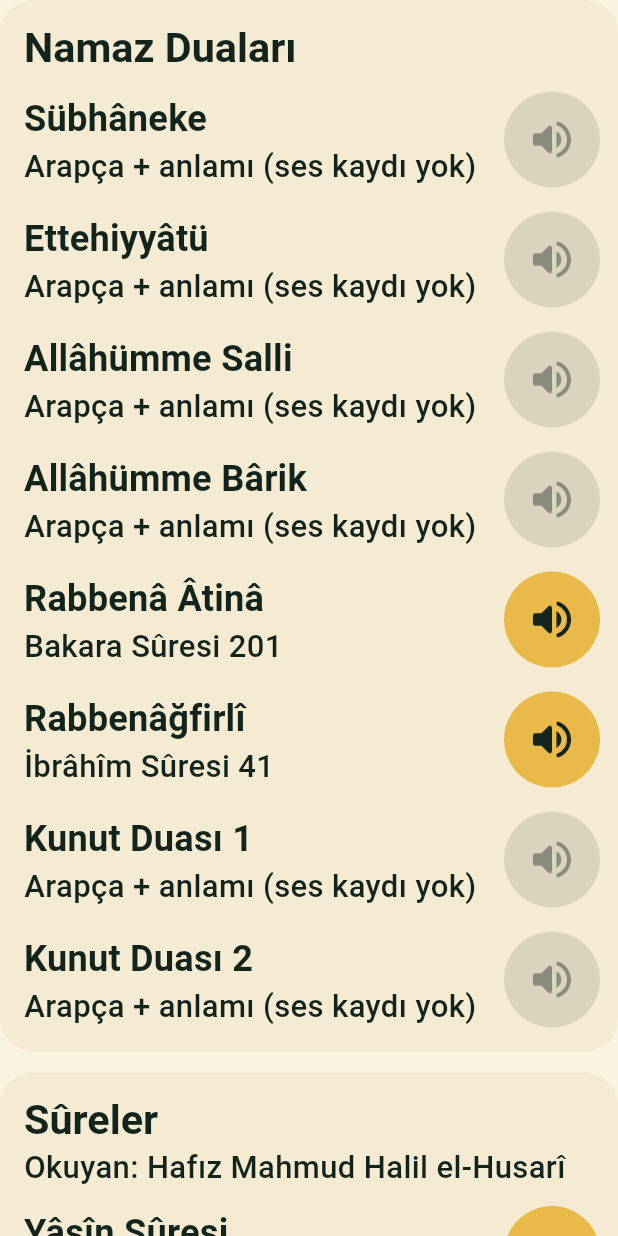
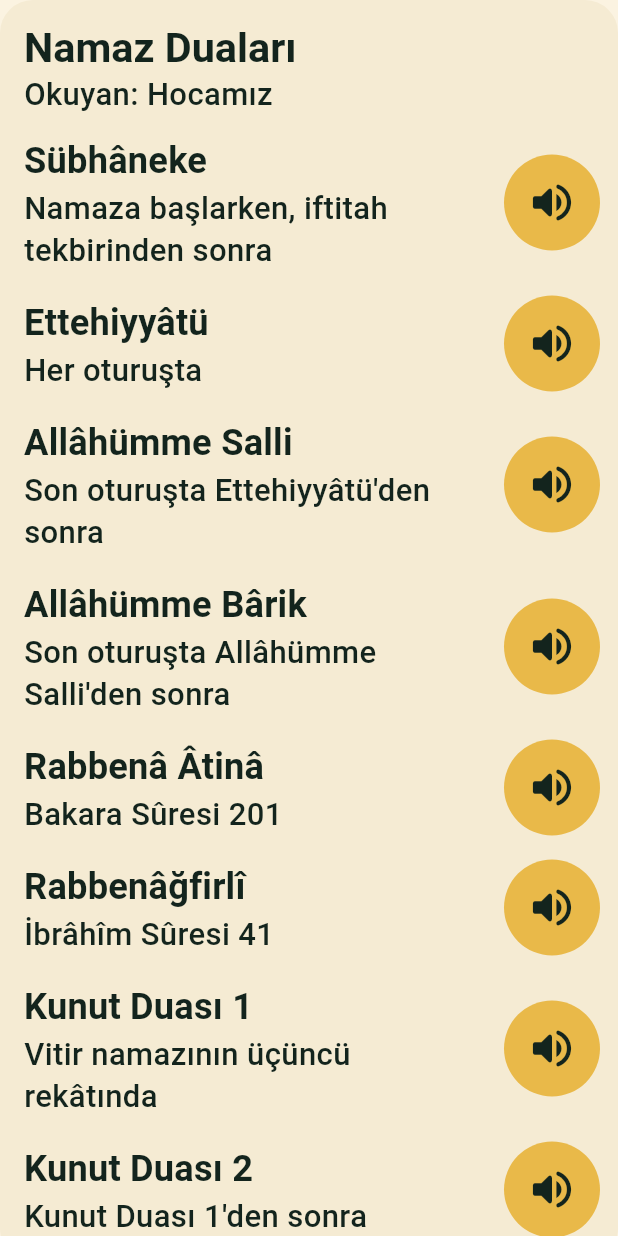
Before and after one commit to aliyuksekal/Apkderle, a Flutter app: the DuaSection widget shown alone on an empty page, opened directly, on a phone screen of 412 x 824 dp. Run offline on Flutter 3.47's test engine with Material 3 defaults, Android fonts, the phone set to English and light mode, and no system bars; our stand-ins replace flutter_local_notifications, geolocator, google_mobile_ads, in_app_purchase, shared_preferences, timezone; accounts and stored records are empty.

Commit message:
Namaz duaları hocamızın sesiyle (tekbirler çıkarıldı)
Co-Authored-By: Claude Opus 5.5 <noreply@anthropic.com>
Claude-Session: https://claude.ai/code/session_01CTJfmmpQqacZC86gvGjDtu

```diff
--- a/lib/ui/screens/dua_screens.dart
+++ b/lib/ui/screens/dua_screens.dart
@@ -98,11 +98,12 @@ class _DuaSectionState extends State<DuaSection> {
                           header: true,
                           child: Text(cat, style: t.titleLarge),
                         ),
-                        if (cat != 'Namaz Duaları')
-                          Text(
-                            'Okuyan: Hafız ${lib.reciter}',
-                            style: t.bodyMedium,
-                          ),
+                        Text(
+                          cat == 'Namaz Duaları'
+                              ? 'Okuyan: Hocamız'
+                              : 'Okuyan: Hafız ${lib.reciter}',
+                          style: t.bodyMedium,
+                        ),
                         const SizedBox(height: 4),
                         for (final d in lib.duas.where(
                           (d) => d.category == cat,
@@ -272,7 +273,9 @@ class _DuaDetailScreenState extends State<DuaDetailScreen> {
                   Padding(
                     padding: const EdgeInsets.only(top: 6),
                     child: Text(
-                      'Okuyan: Hafız ${widget.reciter}',
+                      d.category == 'Namaz Duaları'
+                          ? 'Okuyan: Hocamız'
+                          : 'Okuyan: Hafız ${widget.reciter}',
                       textAlign: TextAlign.center,
                       style: t.bodyMedium,
                     ),
--- a/lib/ui/screens/guide_screens.dart
+++ b/lib/ui/screens/guide_screens.dart
@@ -357,7 +357,7 @@ class _GuidePrepScreenState extends State<GuidePrepScreen> {
             NoticeBox(
               icon: Icons.volume_up_rounded,
               text: hasAudio
-                  ? 'Fatiha ve sureleri Hafız Mahmud Halil el-Husarî okur. Niyet, tekbir, tesbih ve dualar telefonun konuşma sesiyle okunur ve ekranda büyük yazıyla görünür.'
+                  ? 'Fatiha ve sureleri Hafız Mahmud Halil el-Husarî okur. Sübhâneke, Ettehiyyâtü, Salli, Bârik, Rabbenâ ve Kunut dualarını hocamız kendi sesiyle okur. Niyet, tekbir ve tesbihler telefonun konuşma sesiyle okunur.'
                   : 'Bu namazda ses kaydı yok; rehber titreşim ve ekrandaki büyük yazılarla ilerler.',
             ),
             const SizedBox(height: 10),
@@ -493,7 +493,10 @@ class GuideRunScreen extends StatefulWidget {
 
 class _GuideRunScreenState extends State<GuideRunScreen> {
   late final GuideRunner runner;
-  late final audio = GuideAudio(speed: s.readingSpeed.audioRate);
+  late final audio = GuideAudio(
+    speed: s.readingSpeed.audioRate,
+    hocaSpeed: s.readingSpeed.hocaRate,
+  );
   StreamSubscription<void>? _stopSub;
   late final AppSettings s = context.settingsRead;
   bool _closed = false;
--- a/pubspec.yaml
+++ b/pubspec.yaml
@@ -2,7 +2,7 @@ name: namaz_asistani
 description: "Yaşlı dostu Namaz Asistanı — vakitler, zikirmatik, kıble, dualar ve eller serbest namaz rehberi."
 publish_to: 'none'
 
-version: 0.2.1+1
+version: 0.3.0+1
 
 environment:
   sdk: ^3.8.0
@@ -34,6 +34,7 @@ flutter:
     - content/
     - content/flows/
     - content/audio/husary/
+    - content/audio/hoca/
   fonts:
     - family: AmiriQuran
       fonts:
```
Also changed, not shown: lib/core/guide_audio.dart (+9 -2 lines), lib/core/guide_flow.dart (+22 -3 lines), lib/core/settings.dart (+7 -0 lines), content/duas.json, 9 other files.
